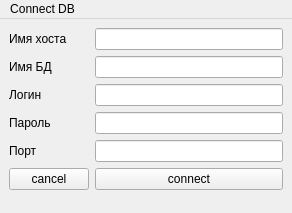
The window that QT/HomeWork_3/mainwindow.ui (FellzAndlat/HomeWorks) describes before a commit, drawn with Qt 5.
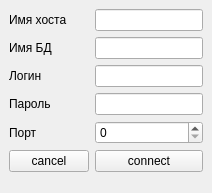
The same window after the commit.

The edit to the form file:
```diff
--- a/QT/HomeWork_3/mainwindow.ui
+++ b/QT/HomeWork_3/mainwindow.ui
@@ -6,10 +6,22 @@
    <rect>
     <x>0</x>
     <y>0</y>
-    <width>292</width>
-    <height>213</height>
+    <width>212</width>
+    <height>193</height>
    </rect>
   </property>
+  <property name="minimumSize">
+   <size>
+    <width>212</width>
+    <height>193</height>
+   </size>
+  </property>
+  <property name="maximumSize">
+   <size>
+    <width>212</width>
+    <height>193</height>
+   </size>
+  </property>
   <property name="windowTitle">
    <string>MainWindow</string>
   </property>
@@ -77,26 +89,14 @@
      <widget class="QLineEdit" name="Pass"/>
     </item>
     <item row="4" column="1">
-     <widget class="QLineEdit" name="Port"/>
+     <widget class="QSpinBox" name="port">
+      <property name="maximum">
+       <number>100000</number>
+      </property>
+     </widget>
     </item>
    </layout>
   </widget>
-  <widget class="QMenuBar" name="menubar">
-   <property name="geometry">
-    <rect>
-     <x>0</x>
-     <y>0</y>
-     <width>292</width>
-     <height>21</height>
-    </rect>
-   </property>
-   <widget class="QMenu" name="menuConnect_DB">
-    <property name="title">
-     <string>Connect DB</string>
-    </property>
-   </widget>
-   <addaction name="menuConnect_DB"/>
-  </widget>
  </widget>
  <resources/>
  <connections/>
```
Left out of the diff: 24 changed lines with no effect on the pictures.
